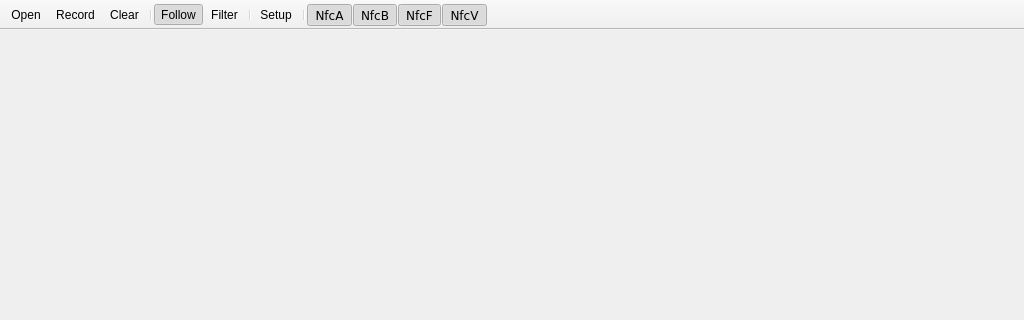
Before: the Qt Designer form src/nfc-app/app-qt/src/main/cpp/QtWindow.ui in josevcm/nfc-laboratory, drawn with Qt 5; both pictures show x 0 to 1024 and y 0 to 320 of the 1024 by 723 pixel window.
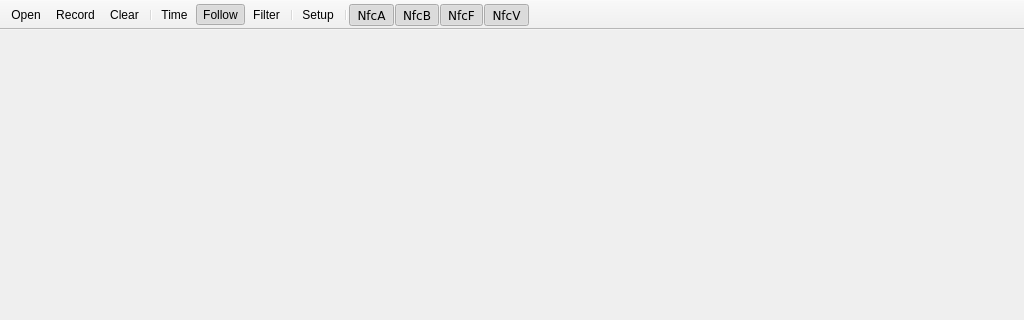
After: the same form once the commit is applied. Icons and pictures are not drawn. Custom widgets are drawn as their Qt base class.

Commit message: frame date time

The edit to the form file:
```diff
--- a/src/nfc-app/app-qt/src/main/cpp/QtWindow.ui
+++ b/src/nfc-app/app-qt/src/main/cpp/QtWindow.ui
@@ -639,9 +639,10 @@
     <bool>false</bool>
    </attribute>
    <addaction name="actionOpen"/>
-   <addaction name="actionStore"/>
+   <addaction name="actionSave"/>
    <addaction name="actionClear"/>
    <addaction name="separator"/>
+   <addaction name="actionTime"/>
    <addaction name="actionFollow"/>
    <addaction name="actionFilter"/>
    <addaction name="separator"/>
@@ -660,6 +661,28 @@
    </property>
    <property name="text">
     <string>Open</string>
+   </property>
+   <property name="toolTip">
+    <string>Open</string>
+   </property>
+  </action>
+  <action name="actionSave">
+   <property name="checked">
+    <bool>false</bool>
+   </property>
+   <property name="enabled">
+    <bool>true</bool>
+   </property>
+   <property name="icon">
+    <iconset>
+     <normaloff>:/app_icons/action-save</normaloff>
+    </iconset>
+   </property>
+   <property name="text">
+    <string>Record</string>
+   </property>
+   <property name="toolTip">
+    <string>Record</string>
    </property>
   </action>
   <action name="actionFollow">
@@ -680,6 +703,12 @@
    </property>
   </action>
   <action name="actionTime">
+   <property name="checkable">
+    <bool>true</bool>
+   </property>
+   <property name="checked">
+    <bool>false</bool>
+   </property>
    <property name="icon">
     <iconset resource="../../assets/icons/icons.qrc">
      <normaloff>:/app_icons/action-time</normaloff>:/app_icons/action-time</iconset>
@@ -690,27 +719,12 @@
   </action>
   <action name="actionSetup">
    <property name="icon">
-    <iconset resource="../../assets/icons/icons.qrc">
-     <normaloff>:/app_icons/action-setup</normaloff>:/app_icons/action-setup</iconset>
-   </property>
-   <property name="text">
-    <string>Setup</string>
-   </property>
-  </action>
-  <action name="actionStore">
-   <property name="checked">
-    <bool>false</bool>
-   </property>
-   <property name="enabled">
-    <bool>true</bool>
-   </property>
-   <property name="icon">
     <iconset>
      <activeoff>:/app_icons/record-off</activeoff>
     </iconset>
    </property>
    <property name="text">
-    <string>Record</string>
+    <string>Setup</string>
    </property>
    <property name="toolTip">
     <string>Store</string>
```
Left out of the diff: 72 changed lines with no effect on the pictures. The commit also changes 16 other files.
